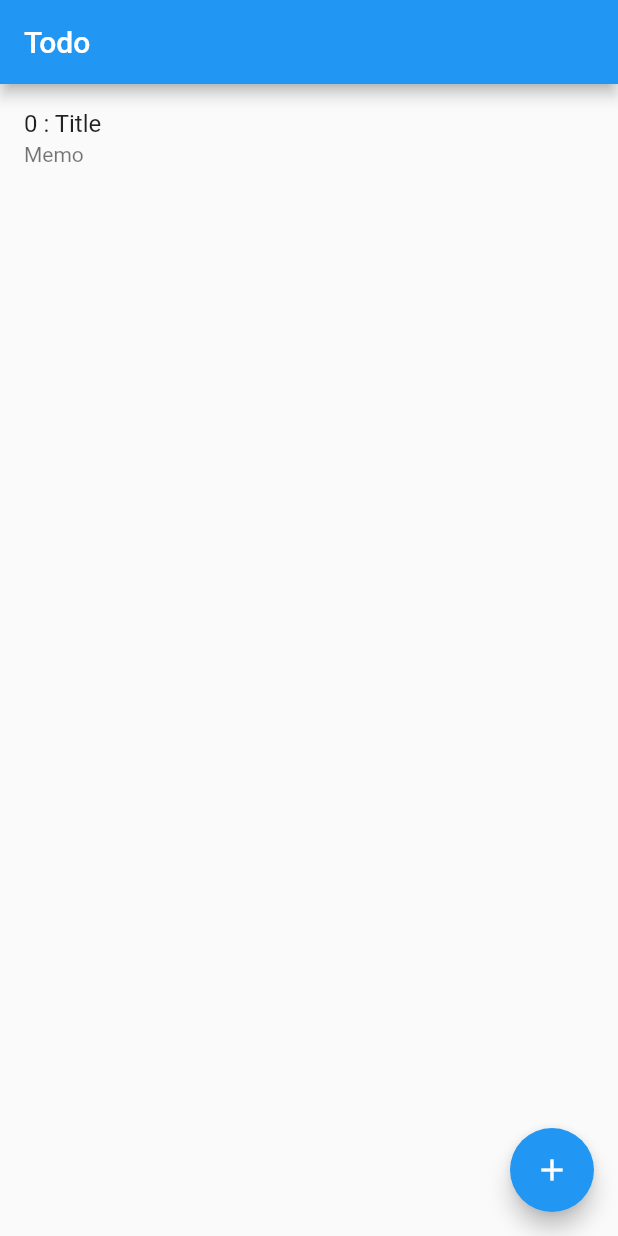
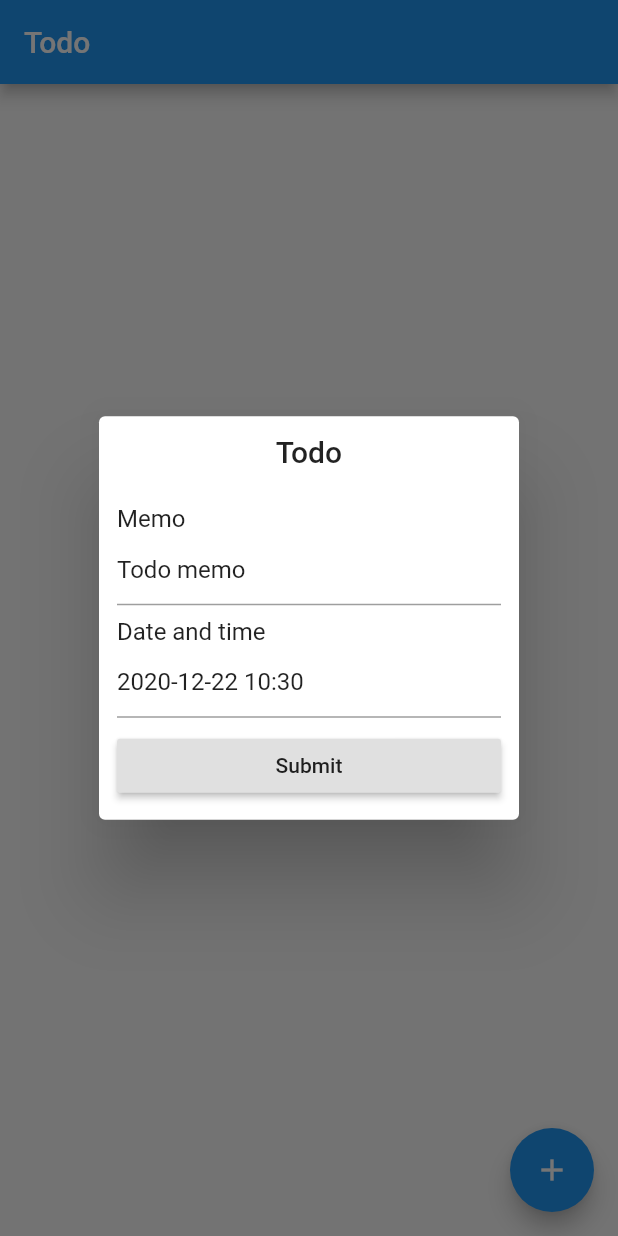
Before and after one commit to rosenkim/flutter_todo, a Flutter app: the screen it shows after launch, after a tap on the "add" icon, on a phone screen of 412 x 824 dp. Run offline on Flutter 3.47's test engine with Material 2 defaults, Android fonts, the phone set to English and light mode, and no system bars; drawn by our look-alikes of datetime_picker_formfield; our stand-ins replace get.

Commit message:
입력 다이얼로그로 내용을 입력 (use input dialog to todo content)
날짜 입력을 위해 datetime_picker_formfield 라이브러리 사용
todoitem의 title 을 지우고 memo와 날짜(datetime)만 입력 받도록 수정

```diff
--- a/lib/controller/todocontroller.dart
+++ b/lib/controller/todocontroller.dart
@@ -4,11 +4,10 @@ import 'package:flutter_todo/model/todoitem.dart';
 class TodoController extends GetxController {
   var todoItems = [];
 
-  TodoItem appendItem() {
+  TodoItem appendItem(String memo, DateTime datetime) {
     var item = TodoItem();
-    item.datetime = DateTime.now();
-    item.title = "Title";
-    item.memo = "Memo";
+    item.datetime = datetime;
+    item.memo = memo;
     item.isDone = false;
 
     todoItems.add(item);
--- a/lib/main.dart
+++ b/lib/main.dart
@@ -13,7 +13,7 @@ class MyApp extends StatelessWidget {
   Widget build(BuildContext context) {
     Get.put(TodoController());
 
-    return GetMaterialApp(
+    return MaterialApp(
       title: 'Flutter Todo App',
       theme: ThemeData(
         primarySwatch: Colors.blue,
--- a/lib/model/todoitem.dart
+++ b/lib/model/todoitem.dart
@@ -10,7 +10,6 @@ class TodoItem {
     return _key;
   }
 
-  String title; // 제목
   String memo; // 메모
   DateTime datetime; // 날짜
   bool isDone; // 완료
--- a/lib/myhomepage.dart
+++ b/lib/myhomepage.dart
@@ -1,6 +1,5 @@
 import 'package:flutter/material.dart';
-import 'package:flutter_todo/controller/todocontroller.dart';
-import 'package:get/get.dart';
+import 'package:flutter_todo/tododialog.dart';
 import 'package:flutter_todo/todolist.dart';
 
 class MyHomePage extends StatelessWidget {
@@ -11,8 +10,6 @@ class MyHomePage extends StatelessWidget {
 
   @override
   Widget build(BuildContext context) {
-    final TodoController c = Get.find();
-
     return Scaffold(
       appBar: AppBar(
         title: Text(title),
@@ -21,7 +18,13 @@ class MyHomePage extends StatelessWidget {
       floatingActionButton: FloatingActionButton(
         child: Icon(Icons.add),
         onPressed: () {
-          c.appendItem();
+          showDialog(
+              barrierDismissible: true,
+              builder: (context) {
+                return TodoDialog();
+              },
+              context: context);
+          //c.appendItem();
         },
       ), // This trailing comma makes auto-formatting nicer for build methods.
     );
--- /dev/null
+++ b/lib/tododialog.dart
@@ -0,0 +1,70 @@
+import 'package:datetime_picker_formfield/datetime_picker_formfield.dart';
+import 'package:flutter/material.dart';
+import 'package:flutter_todo/controller/todocontroller.dart';
+import 'package:get/get.dart';
+import 'package:intl/intl.dart';
+
+class TodoDialog extends StatefulWidget {
+  TodoDialog({Key key}) : super(key: key);
+
+  @override
+  _TodoDialogState createState() => _TodoDialogState();
+}
+
+class _TodoDialogState extends State<TodoDialog> {
+  TextEditingController _memoTextEditController =
+      TextEditingController(text: "Todo memo");
+  DateTime _dateTimePicked;
+
+  @override
+  Widget build(BuildContext context) {
+    final format = DateFormat("yyyy-MM-dd HH:mm");
+
+    TodoController c = Get.find();
+
+    return SimpleDialog(
+      titlePadding: EdgeInsets.all(12.0),
+      title: Text("Todo", textAlign: TextAlign.center),
+      contentPadding: EdgeInsets.all(12.0),
+      children: <Widget>[
+        Text("Memo"),
+        TextField(controller: _memoTextEditController),
+        Padding(padding: EdgeInsets.all(4.0)),
+        Text("Date and time"),
+        DateTimeField(
+          format: format,
+          initialValue: DateTime.now(),
+          resetIcon: null,
+          onShowPicker: (context, currentValue) async {
+            final date = await showDatePicker(
+                context: context,
+                firstDate: DateTime(1900),
+                initialDate: currentValue ?? DateTime.now(),
+                lastDate: DateTime(2100));
+
+            if (date != null) {
+              final time = await showTimePicker(
+                context: context,
+                initialTime:
+                    TimeOfDay.fromDateTime(currentValue ?? DateTime.now()),
+              );
+
+              _dateTimePicked = DateTimeField.combine(date, time);
+              return _dateTimePicked;
+            } else {
+              return currentValue;
+            }
+          },
+        ),
+        Padding(padding: EdgeInsets.all(4.0)),
+        RaisedButton(
+          child: Text("Submit"),
+          onPressed: () {
+            c.appendItem(_memoTextEditController.text, DateTime.now());
+            Navigator.of(context).pop(); // 다이얼로그를 닫음.
+          },
+        )
+      ],
+    );
+  }
+}
--- a/lib/todolist.dart
+++ b/lib/todolist.dart
@@ -81,8 +81,8 @@ class TodoList extends StatelessWidget {
                     }
                   },
                   child: ListTile(
-                      title: Text('$index : ${item.title}', style: textStyle),
-                      subtitle: Text('${item.memo}', style: textStyle),
+                      title: Text('$index : ${item.memo}', style: textStyle),
+                      subtitle: Text('${item.datetime}', style: textStyle),
                       onTap: () {
                         item.isDone = !item.isDone;
                         c.update();
--- a/pubspec.yaml
+++ b/pubspec.yaml
@@ -23,8 +23,8 @@ environment:
 dependencies:
   flutter:
     sdk: flutter
+  datetime_picker_formfield:
   get:
-
 
   # The following adds the Cupertino Icons font to your application.
   # Use with the CupertinoIcons class for iOS style icons.
```
Also changed, not shown: pubspec.lock.
